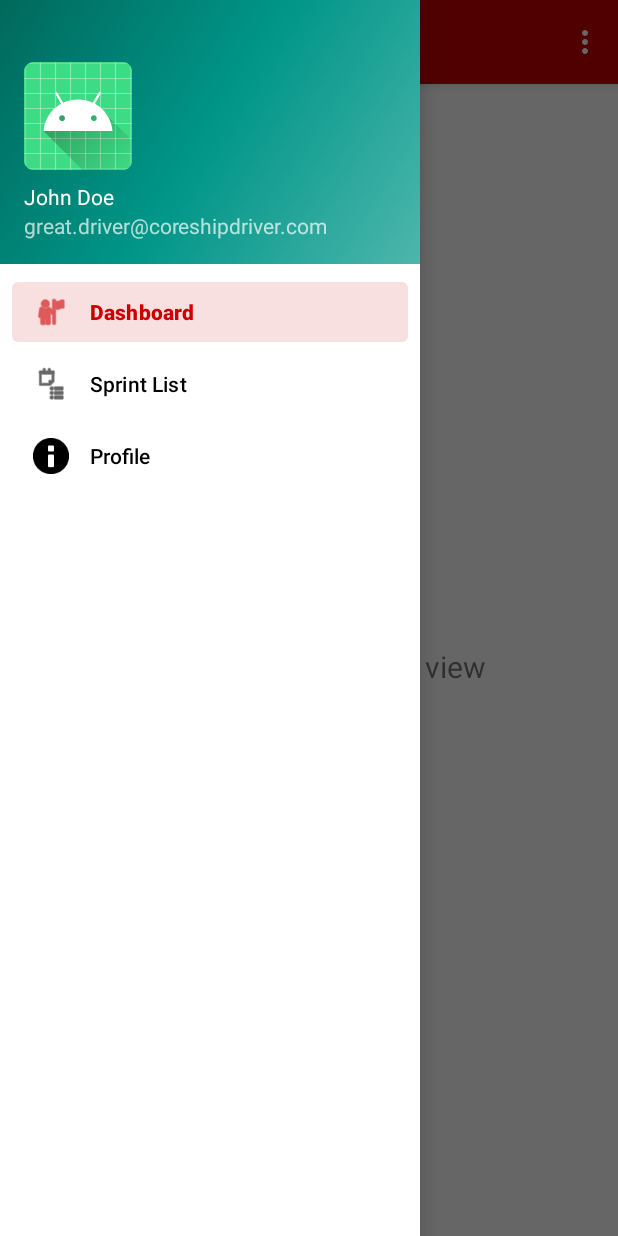
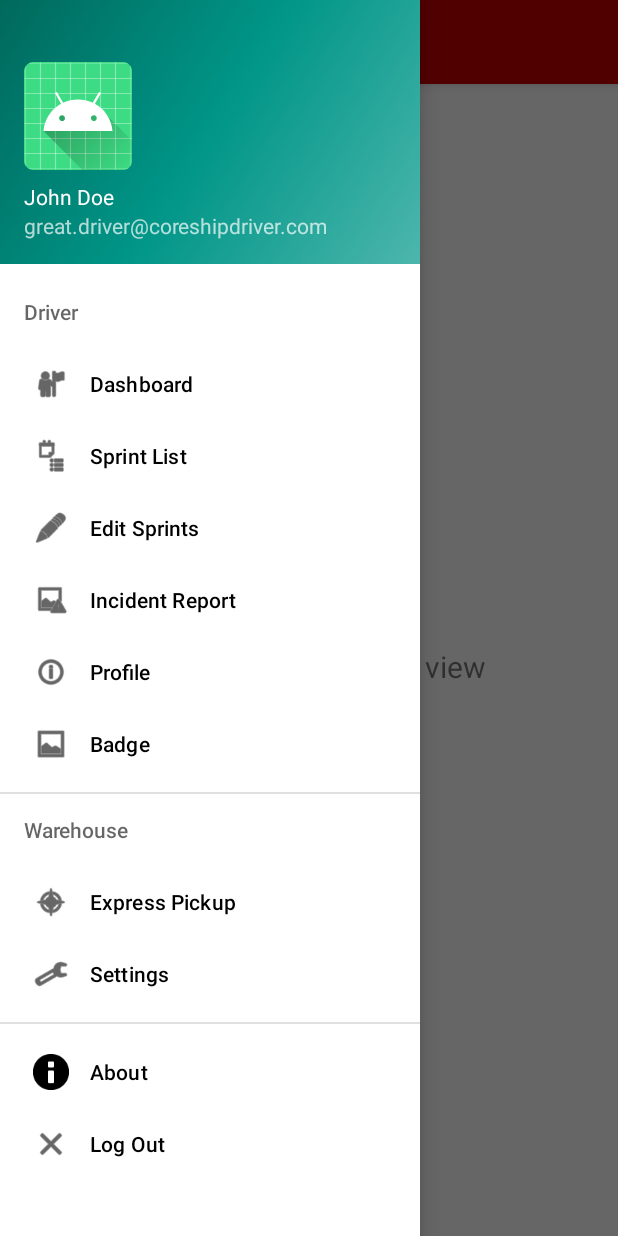
Before and after one commit to CorewareHub/coreship_driver_android, an Android app: the screen it shows after launch (MainActivity), with the side drawer open, on a phone screen of 412 x 824 dp. Run offline under Robolectric (Android 15) with nearby library versions, the phone set to English and light mode, and no system bars; our stand-ins replace navigation-ui.

Commit message:
Added in all menu items

```diff
--- a/app/build.gradle
+++ b/app/build.gradle
@@ -37,6 +37,7 @@ dependencies {
     implementation 'androidx.navigation:navigation-ui:2.3.3'
     implementation 'androidx.lifecycle:lifecycle-livedata-ktx:2.3.0'
     implementation 'androidx.lifecycle:lifecycle-viewmodel-ktx:2.3.0'
+    implementation 'androidx.legacy:legacy-support-v4:1.0.0'
     testImplementation 'junit:junit:4.+'
     androidTestImplementation 'androidx.test.ext:junit:1.1.2'
     androidTestImplementation 'androidx.test.espresso:espresso-core:3.3.0'
--- a/app/src/main/java/com/coreware/coreshipdriver/ui/activities/MainActivity.java
+++ b/app/src/main/java/com/coreware/coreshipdriver/ui/activities/MainActivity.java
@@ -1,12 +1,9 @@
 package com.coreware.coreshipdriver.ui.activities;
 
 import android.os.Bundle;
-import android.view.View;
 import android.view.Menu;
 
 import com.coreware.coreshipdriver.R;
-import com.google.android.material.floatingactionbutton.FloatingActionButton;
-import com.google.android.material.snackbar.Snackbar;
 import com.google.android.material.navigation.NavigationView;
 import androidx.navigation.NavController;
 import androidx.navigation.Navigation;
@@ -32,19 +29,15 @@ public class MainActivity extends AppCompatActivity {
         // Passing each menu ID as a set of Ids because each
         // menu should be considered as top level destinations.
         mAppBarConfiguration = new AppBarConfiguration.Builder(
-                R.id.nav_home, R.id.nav_gallery, R.id.nav_slideshow)
+                R.id.nav_dashboard, R.id.nav_sprint_list, R.id.nav_edit_sprints,
+                R.id.nav_incident_report, R.id.nav_profile, R.id.nav_badge,
+                R.id.nav_express_pickup,R.id.nav_settings,
+                R.id.nav_about, R.id.nav_logout)
                 .setDrawerLayout(drawer)
                 .build();
         NavController navController = Navigation.findNavController(this, R.id.nav_host_fragment);
         NavigationUI.setupActionBarWithNavController(this, navController, mAppBarConfiguration);
         NavigationUI.setupWithNavController(navigationView, navController);
-    }
-
-    @Override
-    public boolean onCreateOptionsMenu(Menu menu) {
-        // Inflate the menu; this adds items to the action bar if it is present.
-        getMenuInflater().inflate(R.menu.main, menu);
-        return true;
     }
 
     @Override
--- a/app/src/main/res/menu/activity_main_drawer.xml
+++ b/app/src/main/res/menu/activity_main_drawer.xml
@@ -3,18 +3,61 @@
     xmlns:tools="http://schemas.android.com/tools"
     tools:showIn="navigation_view">
 
+    <item android:title="Driver">
+        <menu>
             <group android:checkableBehavior="single">
                 <item
-            android:id="@+id/nav_home"
+                    android:id="@+id/nav_dashboard"
                     android:icon="@android:drawable/ic_menu_myplaces"
                     android:title="@string/menu_dashboard" />
                 <item
-            android:id="@+id/nav_gallery"
+                    android:id="@+id/nav_sprint_list"
                     android:icon="@android:drawable/ic_menu_agenda"
                     android:title="@string/menu_sprint_list" />
                 <item
-            android:id="@+id/nav_slideshow"
-            android:icon="@android:drawable/ic_dialog_info"
+                    android:id="@+id/nav_edit_sprints"
+                    android:icon="@android:drawable/ic_menu_edit"
+                    android:title="@string/menu_edit_sprints" />
+                <item
+                    android:id="@+id/nav_incident_report"
+                    android:icon="@android:drawable/ic_menu_report_image"
+                    android:title="@string/menu_incident_report" />
+                <item
+                    android:id="@+id/nav_profile"
+                    android:icon="@android:drawable/ic_menu_info_details"
                     android:title="@string/menu_profile" />
+                <item
+                    android:id="@+id/nav_badge"
+                    android:icon="@android:drawable/ic_menu_gallery"
+                    android:title="@string/menu_badge" />
             </group>
         </menu>
+    </item>
+
+    <item android:title="Warehouse">
+        <menu>
+            <group android:checkableBehavior="single">
+                <item
+                    android:id="@+id/nav_express_pickup"
+                    android:icon="@android:drawable/ic_menu_compass"
+                    android:title="@string/menu_express_pickup" />
+                <item
+                    android:id="@+id/nav_settings"
+                    android:icon="@android:drawable/ic_menu_preferences"
+                    android:title="@string/menu_settings" />
+            </group>
+        </menu>
+    </item>
+
+    <group android:checkableBehavior="single">
+        <item
+            android:id="@+id/nav_about"
+            android:icon="@android:drawable/ic_dialog_info"
+            android:title="@string/menu_about" />
+        <item
+            android:id="@+id/nav_logout"
+            android:icon="@android:drawable/ic_menu_close_clear_cancel"
+            android:title="@string/menu_logout" />
+    </group>
+
+</menu>
--- a/app/src/main/res/menu/main.xml
+++ /dev/null
@@ -1,8 +0,0 @@
-<?xml version="1.0" encoding="utf-8"?>
-<menu xmlns:android="http://schemas.android.com/apk/res/android"
-    xmlns:app="http://schemas.android.com/apk/res-auto">
-    <item android:id="@+id/action_settings"
-        android:title="@string/action_settings"
-        android:orderInCategory="100"
-        app:showAsAction="never" />
-</menu>
--- a/app/src/main/res/values/strings.xml
+++ b/app/src/main/res/values/strings.xml
@@ -1,4 +1,5 @@
 <resources>
+
     <string name="app_name">coreSHIP Driver</string>
     <string name="navigation_drawer_open">Open navigation drawer</string>
     <string name="navigation_drawer_close">Close navigation drawer</string>
@@ -7,7 +8,18 @@
     <string name="nav_header_desc">Navigation header</string>
     <string name="action_settings">Settings</string>
 
+    <!-- Menu -->
+    <string name="menu_about">About</string>
+    <string name="menu_badge">Badge</string>
     <string name="menu_dashboard">Dashboard</string>
+    <string name="menu_edit_sprints">Edit Sprints</string>
+    <string name="menu_express_pickup">Express Pickup</string>
+    <string name="menu_incident_report">Incident Report</string>
+    <string name="menu_logout">Log Out</string>
+    <string name="menu_profile">Profile</string>
+    <string name="menu_settings">Settings</string>
     <string name="menu_sprint_list">Sprint List</string>
-    <string name="menu_profile">Profile</string>
+    <!-- TODO: Remove or change this placeholder text -->
+    <string name="hello_blank_fragment">Hello blank fragment</string>
+
 </resources>
```
Also changed, not shown: app/src/main/java/com/coreware/coreshipdriver/ui/fragments/AboutFragment.java (added, +66 -0 lines), app/src/main/java/com/coreware/coreshipdriver/ui/fragments/BadgeFragment.java (added, +66 -0 lines), app/src/main/java/com/coreware/coreshipdriver/ui/fragments/EditSprintsFragment.java (added, +66 -0 lines), app/src/main/java/com/coreware/coreshipdriver/ui/fragments/ExpressPickupFragment.java (added, +66 -0 lines), app/src/main/java/com/coreware/coreshipdriver/ui/fragments/IncidentReportFragment.java (added, +66 -0 lines), app/src/main/java/com/coreware/coreshipdriver/ui/fragments/LogoutFragment.java (added, +66 -0 lines), app/src/main/java/com/coreware/coreshipdriver/ui/fragments/SettingsFragment.java (added, +66 -0 lines), app/src/main/res/layout/fragment_about.xml (added, +14 -0 lines), app/src/main/res/layout/fragment_badge.xml (added, +14 -0 lines), app/src/main/res/layout/fragment_edit_sprints.xml (added, +14 -0 lines), app/src/main/res/layout/fragment_express_pickup.xml (added, +14 -0 lines), app/src/main/res/layout/fragment_incident_report.xml (added, +14 -0 lines), app/src/main/res/layout/fragment_logout.xml (added, +14 -0 lines), app/src/main/res/layout/fragment_settings.xml (added, +14 -0 lines), 1 more files. Lines whose indentation alone changed are shown as unchanged.
